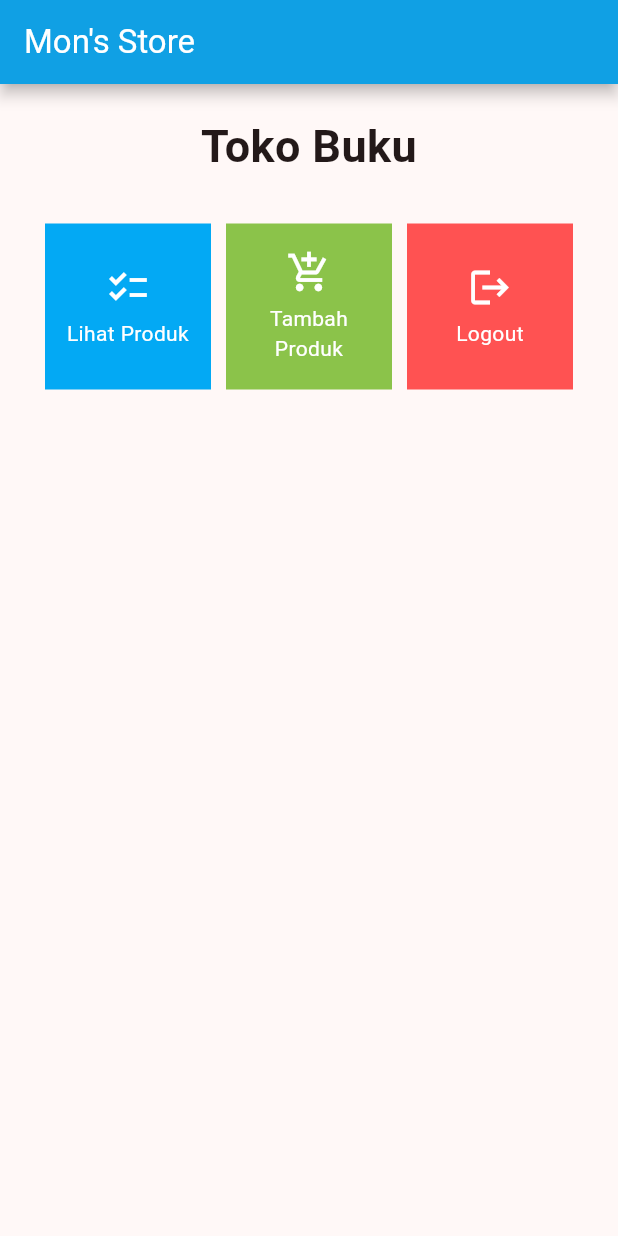
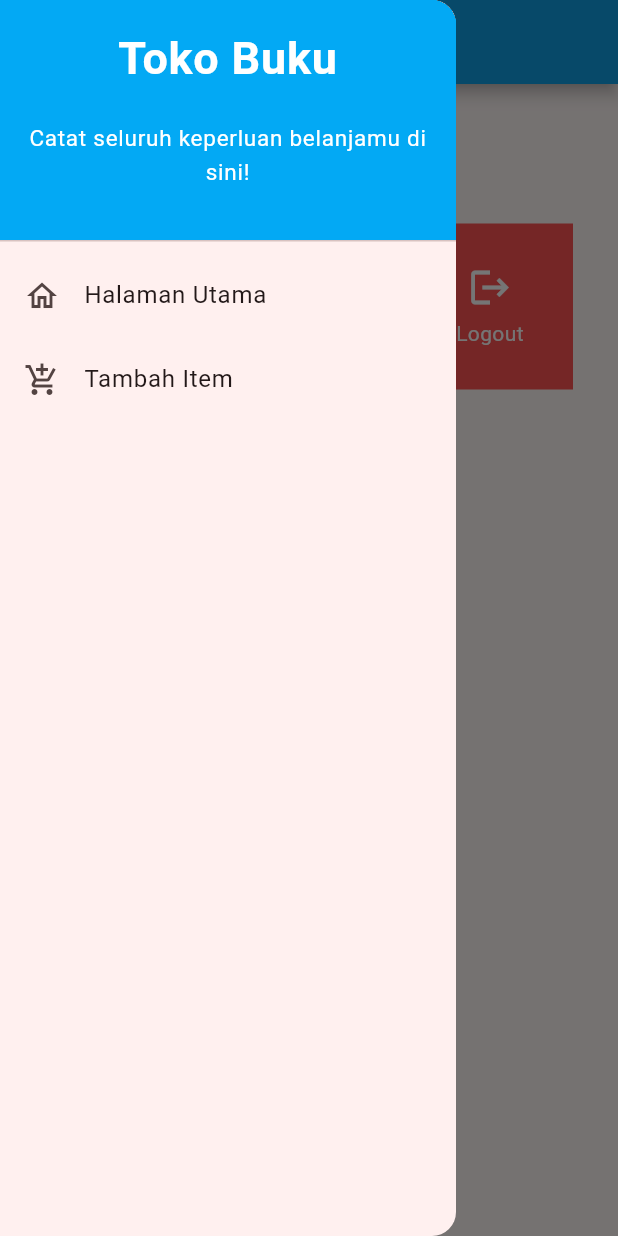
Before and after one commit to rifatfauzan/first-flutter-mobile, a Flutter app: the screen it shows after launch, with the side drawer open (before the commit the screen has no drawer), on a phone screen of 412 x 824 dp. Run offline on Flutter 3.47's test engine with Material 2 defaults, Android fonts, the phone set to English and light mode, and no system bars.

Commit message:
Tugas 8 PBP - Done

```diff
--- a/lib/main.dart
+++ b/lib/main.dart
@@ -1,5 +1,5 @@
 import 'package:flutter/material.dart';
-import 'package:first_project/menu.dart';
+import 'package:first_project/screens/menu.dart';
 
 void main() {
   runApp(const MyApp());
--- a/lib/menu.dart
+++ b/lib/screens/menu.dart
@@ -1,11 +1,13 @@
+import 'package:first_project/widgets/shop_card.dart';
+import 'package:first_project/widgets/left_drawer.dart';
 import 'package:flutter/material.dart';
 
 class MyHomePage extends StatelessWidget {
   MyHomePage({Key? key}) : super(key: key);
 
   final List<ShopItem> items = [
-    ShopItem("Lihat Produk", Icons.checklist, Colors.lightBlue),
-    ShopItem("Tambah Produk", Icons.add_shopping_cart, Colors.lightGreen),
+    ShopItem("Lihat Item", Icons.checklist, Colors.lightBlue),
+    ShopItem("Tambah Item", Icons.add_shopping_cart, Colors.lightGreen),
     ShopItem("Logout", Icons.logout, Colors.redAccent),
   ];
   @override
@@ -20,6 +22,7 @@ class MyHomePage extends StatelessWidget {
         elevation: 4, // Control the shadow depth
         shadowColor: Colors.black, // Color of the shadow
       ),
+      drawer: const LeftDrawer(),
       body: SingleChildScrollView(
         // Widget wrapper yang dapat discroll
         child: Padding(
@@ -60,56 +63,3 @@ class MyHomePage extends StatelessWidget {
     );
   }
 }
-
-class ShopItem {
-  final String name;
-  final IconData icon;
-  final Color color;
-
-  ShopItem(this.name, this.icon, this.color);
-}
-
-class ShopCard extends StatelessWidget {
-  final ShopItem item;
-
-  const ShopCard(this.item, {super.key}); // Constructor
-
-  @override
-  Widget build(BuildContext context) {
-    return Material(
-      color: item.color,
-      child: InkWell(
-        // Area responsive terhadap sentuhan
-        onTap: () {
-          // Memunculkan SnackBar ketika diklik
-          ScaffoldMessenger.of(context)
-            ..hideCurrentSnackBar()
-            ..showSnackBar(SnackBar(
-                content: Text("Kamu telah menekan tombol ${item.name}!")));
-        },
-        child: Container(
-          // Container untuk menyimpan Icon dan Text
-          padding: const EdgeInsets.all(8),
-          child: Center(
-            child: Column(
-              mainAxisAlignment: MainAxisAlignment.center,
-              children: [
-                Icon(
-                  item.icon,
-                  color: Colors.white,
-                  size: 30.0,
-                ),
-                const Padding(padding: EdgeInsets.all(3)),
-                Text(
-                  item.name,
-                  textAlign: TextAlign.center,
-                  style: const TextStyle(color: Colors.white),
-                ),
-              ],
-            ),
-          ),
-        ),
-      ),
-    );
-  }
-}
--- /dev/null
+++ b/lib/widgets/left_drawer.dart
@@ -0,0 +1,71 @@
+import 'package:flutter/material.dart';
+import 'package:first_project/screens/menu.dart';
+import 'package:first_project/screens/shoplist_form.dart';
+
+class LeftDrawer extends StatelessWidget {
+  const LeftDrawer({super.key});
+
+  @override
+  Widget build(BuildContext context) {
+    return Drawer(
+      child: ListView(
+        children: [
+          const DrawerHeader(
+            // TODO: Bagian drawer header
+            decoration: BoxDecoration(
+                color: Colors.lightBlue,
+            ),
+            child: Column(
+                children: [
+                    Text(
+                        'Toko Buku',
+                        textAlign: TextAlign.center,
+                        style: TextStyle(
+                            fontSize: 30,
+                            fontWeight: FontWeight.bold,
+                            color: Colors.white,
+                        ),
+                    ),
+                    Padding(padding: EdgeInsets.all(10)),
+                    Text(
+                        'Catat seluruh keperluan belanjamu di sini!',
+                        textAlign: TextAlign.center,
+                        style: TextStyle(
+                            fontSize:  15,
+                            fontWeight: FontWeight.normal,
+                            color: Colors.white,
+                        ),
+                    ),
+                ]
+            )
+          ),
+          // TODO: Bagian routing
+          ListTile(
+            leading: const Icon(Icons.home_outlined),
+            title: const Text('Halaman Utama'),
+            // Bagian redirection ke MyHomePage
+            onTap: () {
+                Navigator.pushReplacement(
+                    context,
+                    MaterialPageRoute(
+                        builder: (context) => MyHomePage(),
+                    ));
+                },
+            ),
+            ListTile(
+            leading: const Icon(Icons.add_shopping_cart),
+            title: const Text('Tambah Item'),
+            // Bagian redirection ke ShopFormPage
+            onTap: () {
+                Navigator.pushReplacement(
+                    context,
+                    MaterialPageRoute(
+                        builder: (context) => ShopFormPage(),
+                    ));
+                },
+            ),
+        ],
+      ),
+    );
+  }
+}
--- /dev/null
+++ b/lib/widgets/shop_card.dart
@@ -0,0 +1,64 @@
+import 'package:first_project/screens/item_list.dart';
+import 'package:first_project/screens/shoplist_form.dart';
+import 'package:flutter/material.dart';
+
+class ShopItem {
+  final String name;
+  final IconData icon;
+  final Color color;
+
+  ShopItem(this.name, this.icon, this.color);
+}
+
+class ShopCard extends StatelessWidget {
+  final ShopItem item;
+
+  const ShopCard(this.item, {super.key}); // Constructor
+
+  @override
+  Widget build(BuildContext context) {
+    return Material(
+      color: item.color,
+      child: InkWell(
+        // Area responsive terhadap sentuhan
+        onTap: () {
+          // Memunculkan SnackBar ketika diklik
+          ScaffoldMessenger.of(context)
+            ..hideCurrentSnackBar()
+            ..showSnackBar(SnackBar(
+                content: Text("Kamu telah menekan tombol ${item.name}!")));
+
+          if (item.name == 'Tambah Item'){
+            Navigator.push(context,
+              MaterialPageRoute(builder: (context) => const ShopFormPage()));
+          }else if (item.name == 'Lihat Item'){
+            Navigator.push(context,
+              MaterialPageRoute(builder: (context)  => const ItemListPage()));
+          }
+        },
+        child: Container(
+          // Container untuk menyimpan Icon dan Text
+          padding: const EdgeInsets.all(8),
+          child: Center(
+            child: Column(
+              mainAxisAlignment: MainAxisAlignment.center,
+              children: [
+                Icon(
+                  item.icon,
+                  color: Colors.white,
+                  size: 30.0,
+                ),
+                const Padding(padding: EdgeInsets.all(3)),
+                Text(
+                  item.name,
+                  textAlign: TextAlign.center,
+                  style: const TextStyle(color: Colors.white),
+                ),
+              ],
+            ),
+          ),
+        ),
+      ),
+    );
+  }
+}
```
Also changed, not shown: lib/screens/item_list.dart (added, +29 -0 lines), lib/screens/shoplist_form.dart (added, +159 -0 lines).
